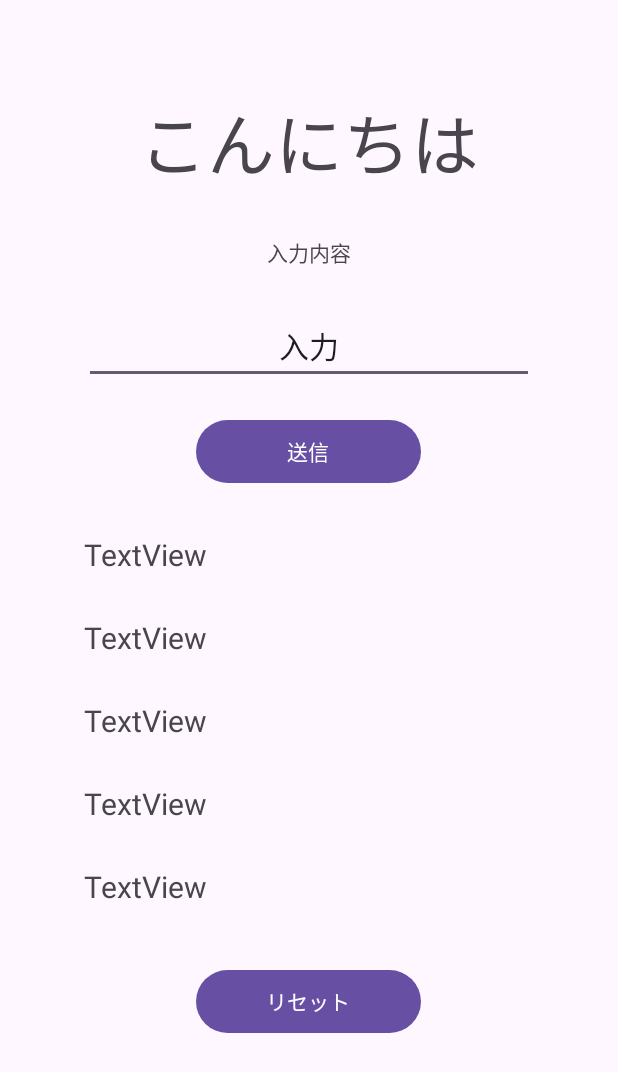
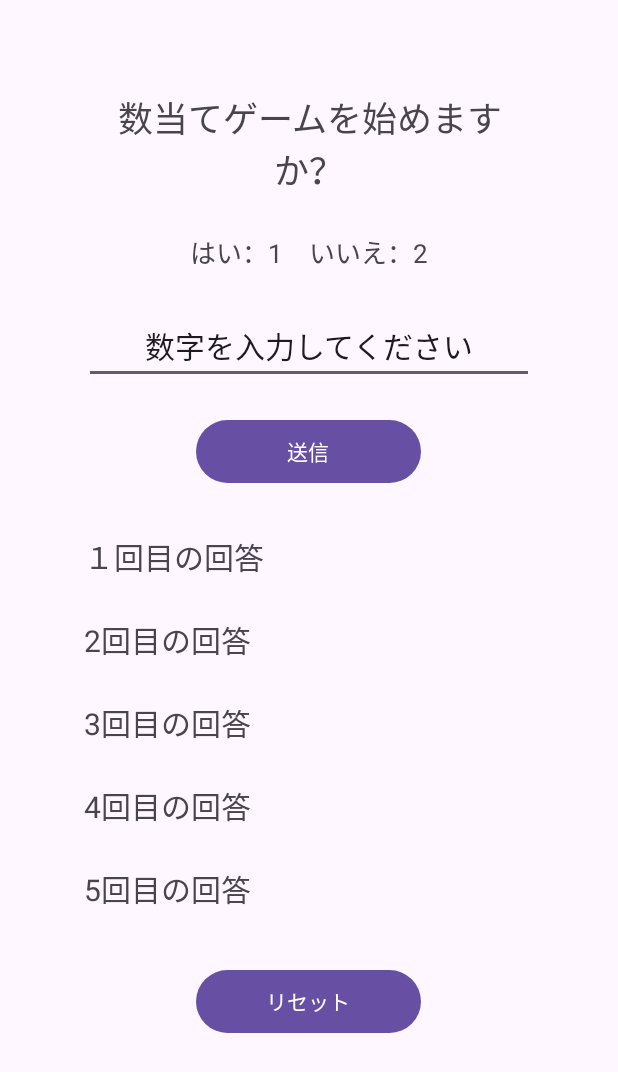
Before and after one commit to AmaZora230/kazuate, an Android app: the screen it shows after launch (MainActivity), on a phone screen of 412 x 824 dp. Shown: the top 1072 px of the screen. Run offline under Robolectric (Android 15) with nearby library versions, the phone set to English and light mode, and no system bars.

Commit message:
レイアウト

```diff
--- a/app/src/main/java/com/example/kazuate/MainActivity.java
+++ b/app/src/main/java/com/example/kazuate/MainActivity.java
@@ -1,4 +1,6 @@
 package com.example.kazuate;
+
+import static android.app.ProgressDialog.show;
 
 import android.os.Bundle;
 import android.view.View;
@@ -12,7 +14,24 @@ import androidx.core.graphics.Insets;
 import androidx.core.view.ViewCompat;
 import androidx.core.view.WindowInsetsCompat;
 
-public class MainActivity extends AppCompatActivity {
+import java.util.Random;
+
+public class MainActivity extends AppCompatActivity  {
+
+    //準備
+    private TextView result;
+    private TextView rs1;
+    private TextView rs2;
+    private TextView rs3;
+    private TextView rs4;
+    private TextView rs0;
+    private TextView tv;
+    private EditText edit;
+    private Button sent;
+    private Button reset;
+
+
+
 
     @Override
     protected void onCreate(Bundle savedInstanceState) {
@@ -23,24 +42,37 @@ public class MainActivity extends AppCompatActivity {
             Insets systemBars = insets.getInsets(WindowInsetsCompat.Type.systemBars());
             v.setPadding(systemBars.left, systemBars.top, systemBars.right, systemBars.bottom);
             return insets;
+
         });
 
+        //起動と同時
+
+
+
+    }
+
+    //idを取得して準備
+    private void getId() {
         TextView result = findViewById(R.id.result);
         TextView tv = findViewById(R.id.tv);
-        Button sent = findViewById(R.id.sent);
         EditText edit = findViewById(R.id.edit);
         TextView rs0 =findViewById(R.id.rs0);
         TextView rs1 = findViewById(R.id.rs1);
         TextView rs2 = findViewById(R.id.rs2);
         TextView rs3 = findViewById(R.id.rs3);
         TextView rs4 = findViewById(R.id.rs4);
+        Button sent = findViewById(R.id.sent);
         Button reset = findViewById(R.id.reset);
+    }
+
+    //そのあと
+
+
+    //数当てゲームを始めるかどうかの問
 
 
 
 
 
-    }
-
 
 }
--- a/app/src/main/res/layout/activity_main.xml
+++ b/app/src/main/res/layout/activity_main.xml
@@ -21,15 +21,16 @@
             android:id="@+id/result"
             android:layout_width="match_parent"
             android:layout_height="100dp"
-            android:text="こんにちは"
-            android:textSize="45dp"
+            android:text="数当てゲームを始めますか？"
+            android:textSize="23dp"
             android:gravity="center"/>
 
         <TextView
             android:id="@+id/tv"
             android:layout_width="match_parent"
             android:layout_height="45dp"
-            android:text="入力内容"
+            android:text="はい：1　いいえ：2"
+            android:textSize="17dp"
             android:gravity="center"/>
 
         <EditText
@@ -37,26 +38,27 @@
             android:layout_width="match_parent"
             android:layout_height="50dp"
             android:ems="10"
-            android:inputType="text"
-            android:text="入力"
+            android:inputType="number"
+            android:text="数字を入力してください"
             android:layout_marginTop="15dp"
             android:layout_marginBottom="20dp"
             android:gravity="center"
-            android:textSize="20dp"/>
+            android:textSize="20dp" />
 
         <Button
             android:id="@+id/sent"
             android:layout_width="150dp"
             android:layout_height="50dp"
+            android:layout_gravity="center"
             android:layout_marginBottom="30dp"
-            android:text="送信"
-            android:layout_gravity="center"/>
+            android:onClick="onSent"
+            android:text="送信" />
 
         <TextView
             android:id="@+id/rs0"
             android:layout_width="match_parent"
             android:layout_height="45dp"
-            android:text="TextView"
+            android:text="１回目の回答"
             android:textSize="20dp"
             android:layout_marginBottom="10dp"/>
 
@@ -64,7 +66,7 @@
             android:id="@+id/rs1"
             android:layout_width="match_parent"
             android:layout_height="45dp"
-            android:text="TextView"
+            android:text="2回目の回答"
             android:textSize="20dp"
             android:layout_marginBottom="10dp"/>
 
@@ -72,7 +74,7 @@
             android:id="@+id/rs2"
             android:layout_width="match_parent"
             android:layout_height="45dp"
-            android:text="TextView"
+            android:text="3回目の回答"
             android:textSize="20dp"
             android:layout_marginBottom="10dp"/>
 
@@ -80,7 +82,7 @@
             android:id="@+id/rs3"
             android:layout_width="match_parent"
             android:layout_height="45dp"
-            android:text="TextView"
+            android:text="4回目の回答"
             android:textSize="20dp"
             android:layout_marginBottom="10dp"/>
 
@@ -88,7 +90,7 @@
             android:id="@+id/rs4"
             android:layout_width="match_parent"
             android:layout_height="45dp"
-            android:text="TextView"
+            android:text="5回目の回答"
             android:textSize="20dp"
             android:layout_marginBottom="20dp"/>
 
@@ -96,8 +98,9 @@
             android:id="@+id/reset"
             android:layout_width="150dp"
             android:layout_height="50dp"
-            android:text="リセット"
-            android:layout_gravity="center"/>
+            android:layout_gravity="center"
+            android:onClick="onReset"
+            android:text="リセット" />
 
     </LinearLayout>
 </androidx.constraintlayout.widget.ConstraintLayout>
```
